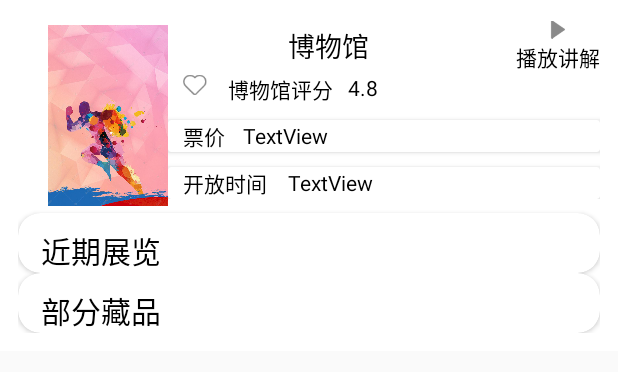
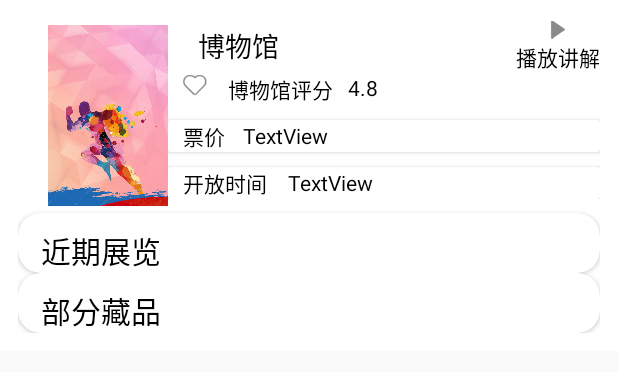
Before and after one commit to BUCT-CS1807-SE/FrontendGroup, an Android app: the layout info_near_museum.xml on its own in the app's theme, with its tools: preview values and no code run, on a phone screen of 412 x 824 dp. Shown: the top 372 px of the screen. Run offline under Robolectric (Android 15) with nearby library versions, the phone set to English and light mode, and no system bars.

```diff
--- a/app/src/main/res/layout/info_near_museum.xml
+++ b/app/src/main/res/layout/info_near_museum.xml
@@ -33,15 +33,16 @@
 
                 <TextView
                     android:id="@+id/textView10"
-                    android:layout_width="wrap_content"
+                    android:layout_width="200dp"
                     android:layout_height="wrap_content"
                     android:layout_alignParentLeft="true"
                     android:layout_centerInParent="true"
-                    android:layout_marginLeft="80dp"
+                    android:layout_marginLeft="20dp"
                     android:text="博物馆"
                     android:textSize="18sp" />
 
                 <LinearLayout
+                    android:id="@+id/mediaplayer"
                     android:layout_width="wrap_content"
                     android:layout_height="wrap_content"
                     android:layout_alignParentRight="true"
```
Also changed, not shown: app/src/main/java/com/example/myapplication/adapter/NearMuseumAdapter.java (+14 -2 lines), app/src/main/java/com/example/myapplication/fragment/MapFragment.java (+22 -106 lines).
